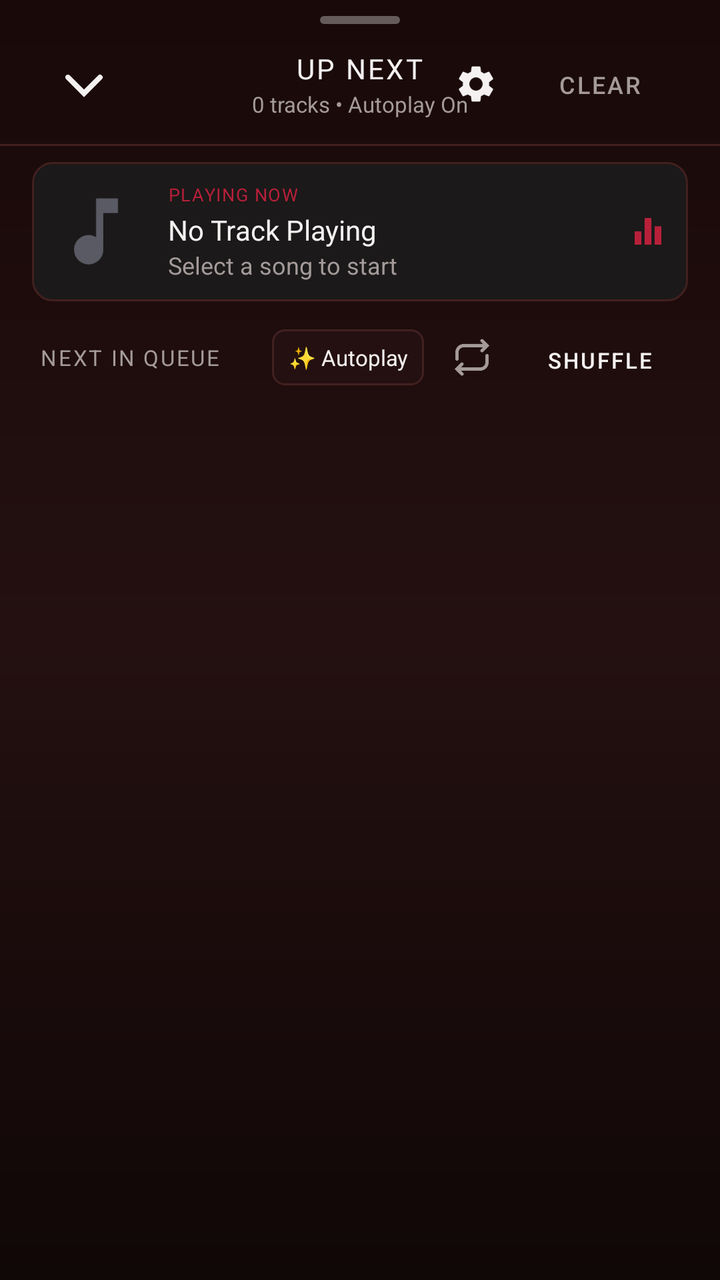
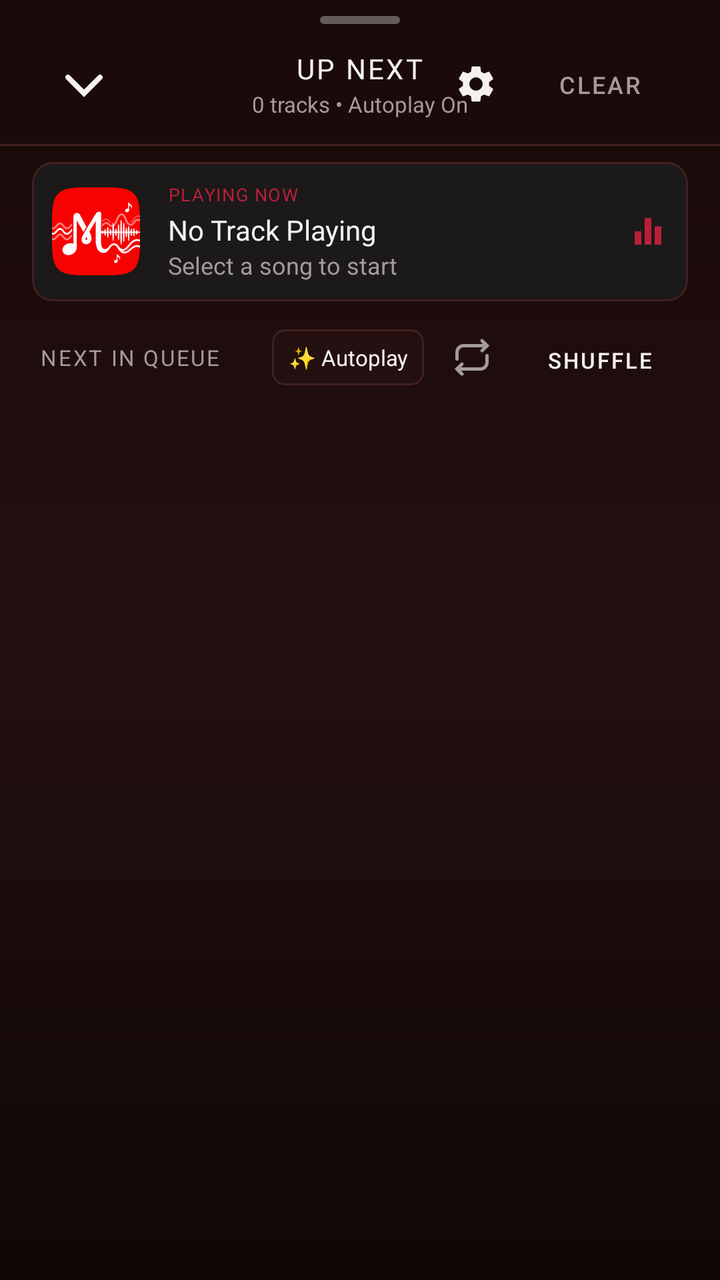

The first picture is an Android layout as it rendered before a commit; the second is the same layout after the commit. The layout source and the unified diff follow.
<!-- AndroidManifest.xml: application theme Theme.BraveMusicPlayer -->
<!-- res/layout/dialog_queue.xml -->
<?xml version="1.0" encoding="utf-8"?>
<LinearLayout xmlns:android="http://schemas.android.com/apk/res/android"
    xmlns:app="http://schemas.android.com/apk/res-auto"
    android:id="@+id/layoutQueueSheet"
    android:layout_width="match_parent"
    android:layout_height="match_parent"
    android:background="@drawable/bg_now_playing_sheet"
    android:orientation="vertical"
    android:paddingTop="8dp">

    
    <ImageView
        android:layout_width="wrap_content"
        android:layout_height="wrap_content"
        android:layout_gravity="center_horizontal"
        android:contentDescription="Drag Handle"
        android:src="@drawable/single_bar_drag_handle" />

    
    <RelativeLayout
        android:layout_width="match_parent"
        android:layout_height="wrap_content"
        android:layout_marginTop="8dp"
        android:paddingStart="20dp"
        android:paddingEnd="16dp">

        <ImageView
            android:id="@+id/ivCloseQueue"
            android:layout_width="44dp"
            android:layout_height="44dp"
            android:layout_alignParentStart="true"
            android:layout_centerVertical="true"
            android:background="?android:attr/selectableItemBackgroundBorderless"
            android:contentDescription="Close Queue"
            android:padding="6dp"
            android:src="@drawable/ic_ytm_chevron_down"
            app:tint="@color/textPrimary" />

        <LinearLayout
            android:layout_width="wrap_content"
            android:layout_height="wrap_content"
            android:layout_centerInParent="true"
            android:gravity="center"
            android:orientation="vertical">

            <TextView
                android:layout_width="wrap_content"
                android:layout_height="wrap_content"
                android:fontFamily="@font/youtube_sans_bold_font"
                android:letterSpacing="0.08"
                android:text="UP NEXT"
                android:textColor="@color/textPrimary"
                android:textSize="14sp" />

            <TextView
                android:id="@+id/tvQueueTrackCount"
                android:layout_width="wrap_content"
                android:layout_height="wrap_content"
                android:layout_marginTop="1dp"
                android:fontFamily="sans-serif"
                android:text="0 tracks • Autoplay On"
                android:textColor="@color/textSecondary"
                android:textSize="11sp" />
        </LinearLayout>

        <LinearLayout
            android:layout_width="wrap_content"
            android:layout_height="wrap_content"
            android:layout_alignParentEnd="true"
            android:layout_centerVertical="true"
            android:gravity="center_vertical"
            android:orientation="horizontal">

            <ImageView
                android:id="@+id/btnQueueSettings"
                android:layout_width="36dp"
                android:layout_height="36dp"
                android:background="?android:attr/selectableItemBackgroundBorderless"
                android:contentDescription="Playback Settings"
                android:padding="7dp"
                android:src="@drawable/ic_settings"
                app:tint="@color/textPrimary" />

            <Button
                android:id="@+id/btnClearQueue"
                style="@style/Widget.MaterialComponents.Button.TextButton"
                android:layout_width="wrap_content"
                android:layout_height="36dp"
                android:fontFamily="sans-serif-medium"
                android:text="Clear"
                android:textColor="@color/textSecondary"
                android:textSize="12sp" />
        </LinearLayout>
    </RelativeLayout>

    <View
        android:layout_width="match_parent"
        android:layout_height="1dp"
        android:layout_marginTop="8dp"
        android:layout_marginBottom="8dp"
        android:background="@color/borderSubtle" />

    
    <LinearLayout
        android:id="@+id/layoutQueueNowPlayingCard"
        android:layout_width="match_parent"
        android:layout_height="wrap_content"
        android:layout_marginStart="16dp"
        android:layout_marginEnd="16dp"
        android:layout_marginBottom="8dp"
        android:background="@drawable/bg_rounded_card"
        android:gravity="center_vertical"
        android:orientation="horizontal"
        android:padding="10dp">

        <androidx.cardview.widget.CardView
            android:layout_width="44dp"
            android:layout_height="44dp"
            app:cardBackgroundColor="@color/surfaceCard"
            app:cardCornerRadius="6dp"
            app:cardElevation="0dp">

            <ImageView
                android:id="@+id/ivNowPlayingQueueThumb"
                android:layout_width="match_parent"
                android:layout_height="match_parent"
                android:contentDescription="Now Playing Art"
                android:scaleType="centerCrop"
                android:src="@drawable/ic_music_note" />
        </androidx.cardview.widget.CardView>

        <LinearLayout
            android:layout_width="0dp"
            android:layout_height="wrap_content"
            android:layout_marginStart="14dp"
            android:layout_marginEnd="8dp"
            android:layout_weight="1"
            android:orientation="vertical">

            <TextView
                android:layout_width="wrap_content"
                android:layout_height="wrap_content"
                android:fontFamily="sans-serif-bold"
                android:letterSpacing="0.06"
                android:text="PLAYING NOW"
                android:textColor="@color/accentPrimary"
                android:textSize="9sp" />

            <TextView
                android:id="@+id/tvNowPlayingQueueTitle"
                android:layout_width="wrap_content"
                android:layout_height="wrap_content"
                android:layout_marginTop="2dp"
                android:ellipsize="end"
                android:fontFamily="@font/youtube_sans_bold_font"
                android:maxLines="1"
                android:text="No Track Playing"
                android:textColor="@color/textPrimary"
                android:textSize="14sp" />

            <TextView
                android:id="@+id/tvNowPlayingQueueArtist"
                android:layout_width="wrap_content"
                android:layout_height="wrap_content"
                android:ellipsize="end"
                android:fontFamily="sans-serif"
                android:maxLines="1"
                android:text="Select a song to start"
                android:textColor="@color/textSecondary"
                android:textSize="12sp" />
        </LinearLayout>

        <ImageView
            android:layout_width="20dp"
            android:layout_height="20dp"
            android:contentDescription="Equalizer"
            android:src="@drawable/ic_equalizer"
            app:tint="@color/accentPrimary" />
    </LinearLayout>

    
    <RelativeLayout
        android:layout_width="match_parent"
        android:layout_height="wrap_content"
        android:paddingStart="20dp"
        android:paddingEnd="16dp"
        android:paddingTop="4dp"
        android:paddingBottom="4dp">

        <TextView
            android:layout_width="wrap_content"
            android:layout_height="wrap_content"
            android:layout_alignParentStart="true"
            android:layout_centerVertical="true"
            android:fontFamily="sans-serif-bold"
            android:letterSpacing="0.08"
            android:text="NEXT IN QUEUE"
            android:textColor="@color/textSecondary"
            android:textSize="11sp" />

        <LinearLayout
            android:layout_width="wrap_content"
            android:layout_height="wrap_content"
            android:layout_alignParentEnd="true"
            android:layout_centerVertical="true"
            android:gravity="center_vertical"
            android:orientation="horizontal">

            
            <TextView
                android:id="@+id/btnAutoplayQueue"
                android:layout_width="wrap_content"
                android:layout_height="28dp"
                android:layout_marginEnd="8dp"
                android:background="@drawable/bg_pill_badge"
                android:clickable="true"
                android:focusable="true"
                android:gravity="center"
                android:paddingStart="8dp"
                android:paddingEnd="8dp"
                android:text="✨ Autoplay"
                android:textColor="@color/textPrimary"
                android:textSize="11sp" />

            
            <ImageView
                android:id="@+id/btnRepeatQueue"
                android:layout_width="32dp"
                android:layout_height="32dp"
                android:layout_marginEnd="4dp"
                android:background="?android:attr/selectableItemBackgroundBorderless"
                android:contentDescription="Cycle repeat mode"
                android:padding="6dp"
                android:src="@drawable/ic_ytm_repeat"
                app:tint="@color/textSecondary" />

            
            <Button
                android:id="@+id/btnShuffleQueue"
                style="@style/Widget.MaterialComponents.Button.TextButton"
                android:layout_width="wrap_content"
                android:layout_height="32dp"
                android:fontFamily="sans-serif-medium"
                android:text="Shuffle"
                android:textColor="@color/textPrimary"
                android:textSize="11sp" />
        </LinearLayout>
    </RelativeLayout>

    
    <FrameLayout
        android:layout_width="match_parent"
        android:layout_height="0dp"
        android:layout_weight="1">

        
        <androidx.recyclerview.widget.RecyclerView
            android:id="@+id/rvQueueList"
            android:layout_width="match_parent"
            android:layout_height="match_parent"
            android:clipToPadding="false"
            android:paddingBottom="48dp" />

        
        <LinearLayout
            android:id="@+id/layoutQueueEmpty"
            android:layout_width="match_parent"
            android:layout_height="match_parent"
            android:gravity="center"
            android:orientation="vertical"
            android:padding="32dp"
            android:visibility="gone">

            <ImageView
                android:layout_width="56dp"
                android:layout_height="56dp"
                android:contentDescription="Empty Queue"
                android:src="@drawable/ic_queue_music"
                app:tint="@color/textDisabled" />

            <TextView
                android:layout_width="wrap_content"
                android:layout_height="wrap_content"
                android:layout_marginTop="16dp"
                android:fontFamily="@font/youtube_sans_bold_font"
                android:text="Your queue is empty"
                android:textColor="@color/textPrimary"
                android:textSize="16sp" />

            <TextView
                android:layout_width="wrap_content"
                android:layout_height="wrap_content"
                android:layout_marginTop="4dp"
                android:fontFamily="sans-serif"
                android:gravity="center"
                android:text="Search for music or enable Autoplay to keep the music playing infinitely."
                android:textColor="@color/textSecondary"
                android:textSize="13sp" />
        </LinearLayout>

    </FrameLayout>

</LinearLayout>
<!-- resources referenced by this layout -->
<resources>
  <color name="accentPrimary">#B8203A</color>
  <color name="borderSubtle">#422020</color>
  <color name="surfaceCard">#1B1919</color>
  <color name="textDisabled">#686060</color>
  <color name="textPrimary">#F5F1F1</color>
  <color name="textSecondary">#A49A9A</color>
  <!-- drawable bg_pill_badge (drawable) -->
  <?xml version="1.0" encoding="utf-8"?>
  <shape xmlns:android="http://schemas.android.com/apk/res/android"
      android:shape="rectangle">
      <solid android:color="@color/surfaceElevated" />
      <stroke
          android:width="1dp"
          android:color="@color/borderSubtle" />
      <corners android:radius="6dp" />
  </shape>
  <!-- drawable bg_rounded_card (drawable) -->
  <?xml version="1.0" encoding="utf-8"?>
  <shape xmlns:android="http://schemas.android.com/apk/res/android"
      android:shape="rectangle">
      <corners android:radius="10dp" />
      <solid android:color="@color/surfaceCard" />
      <stroke
          android:width="1dp"
          android:color="@color/borderSubtle" />
  </shape>
  <!-- drawable ic_equalizer (drawable) -->
  <vector xmlns:android="http://schemas.android.com/apk/res/android"
      android:width="24dp"
      android:height="24dp"
      android:viewportWidth="24"
      android:viewportHeight="24">
      <path
          android:fillColor="#FFFFFFFF"
          android:pathData="M10,20h4V4h-4v16zm-6,0h4v-8H4v8zM16,9v11h4V9h-4z"/>
  </vector>
  <!-- drawable ic_music_note (drawable) -->
  <vector xmlns:android="http://schemas.android.com/apk/res/android"
      android:width="24dp"
      android:height="24dp"
      android:viewportWidth="24"
      android:viewportHeight="24">
      <path
          android:fillColor="#5A5A64"
          android:pathData="M12,3v10.55c-0.59,-0.34 -1.27,-0.55 -2,-0.55 -2.21,0 -4,1.79 -4,4s1.79,4 4,4 4,-1.79 4,-4V7h4V3h-6z"/>
  </vector>
  <!-- drawable ic_queue_music (drawable) -->
  <vector xmlns:android="http://schemas.android.com/apk/res/android"
      android:width="24dp"
      android:height="24dp"
      android:viewportWidth="24"
      android:viewportHeight="24">
      <path
          android:fillColor="#FFFFFFFF"
          android:pathData="M15,6H3v2h12V6zm0,4H3v2h12v-2zM3,16h8v-2H3v2zM17,6v8.18c-0.31,-0.11 -0.65,-0.18 -1,-0.18 -1.66,0 -3,1.34 -3,3s1.34,3 3,3 3,-1.34 3,-3V8h3V6h-5z"/>
  </vector>
  <!-- drawable single_bar_drag_handle (drawable) -->
  <?xml version="1.0" encoding="utf-8"?>
  <shape android:shape="rectangle"
    xmlns:android="http://schemas.android.com/apk/res/android">
      <corners android:radius="3.0dp" />
      <solid android:color="#55FFFFFF" />
      <size android:height="@dimen/yt_sys_measurement_size_min" android:width="@dimen/yt_sys_measurement_size_hero" />
  </shape>
  <color name="backgroundSecondary">#190909</color>
  <color name="surfaceElevated">#241010</color>
  <color name="background">#100707</color>
  <dimen name="yt_sys_measurement_size_min">4dp</dimen>
  <dimen name="yt_sys_measurement_size_hero">40dp</dimen>
  <color name="accentPressed">#8F1830</color>
  <!-- drawable bg_ytm_gradient (drawable) -->
  <?xml version="1.0" encoding="utf-8"?>
  <shape xmlns:android="http://schemas.android.com/apk/res/android"
      android:shape="rectangle">
      <gradient
          android:angle="270"
          android:startColor="@color/backgroundSecondary"
          android:endColor="@color/background"
          android:type="linear" />
  </shape>
  <style name="MelodyBottomSheetDialogTheme" parent="Theme.Design.Light.BottomSheetDialog">
          <item name="bottomSheetStyle">@style/MelodyBottomSheetStyle</item>
          <item name="android:windowIsFloating">false</item>
          <item name="android:navigationBarColor">@color/backgroundSecondary</item>
          <item name="android:windowLightNavigationBar" tools:targetApi="27">false</item>
      </style>
  <style name="MelodyBottomSheetStyle" parent="Widget.Design.BottomSheet.Modal">
          <item name="android:background">@android:color/transparent</item>
      </style>
  <!-- unchanged entries left out for length: 5 -->
</resources>

<!-- the commit's change to res/layout/dialog_queue.xml (unified diff, before → after) -->
@@ -126,7 +126,7 @@
                 android:layout_height="match_parent"
                 android:contentDescription="Now Playing Art"
                 android:scaleType="centerCrop"
-                android:src="@drawable/ic_music_note" />
+                android:src="@drawable/ic_melody_logo" />
         </androidx.cardview.widget.CardView>
 
         <LinearLayout
<!-- resource entries referenced after the edit -->
@@ -36,16 +36,7 @@
           android:fillColor="#FFFFFFFF"
           android:pathData="M10,20h4V4h-4v16zm-6,0h4v-8H4v8zM16,9v11h4V9h-4z"/>
   </vector>
-  <!-- drawable ic_music_note (drawable) -->
-  <vector xmlns:android="http://schemas.android.com/apk/res/android"
-      android:width="24dp"
-      android:height="24dp"
-      android:viewportWidth="24"
-      android:viewportHeight="24">
-      <path
-          android:fillColor="#5A5A64"
-          android:pathData="M12,3v10.55c-0.59,-0.34 -1.27,-0.55 -2,-0.55 -2.21,0 -4,1.79 -4,4s1.79,4 4,4 4,-1.79 4,-4V7h4V3h-6z"/>
-  </vector>
+  <!-- drawable ic_melody_logo: png bitmap (drawable, 46801 bytes) -->
   <!-- drawable ic_queue_music (drawable) -->
   <vector xmlns:android="http://schemas.android.com/apk/res/android"
       android:width="24dp"
